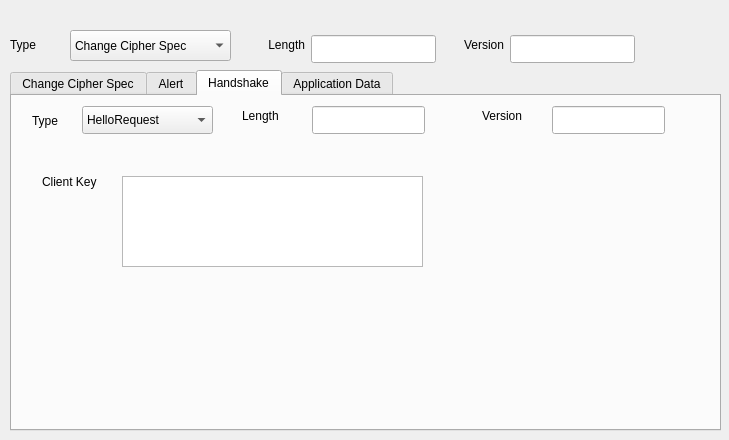
Before: the Qt Designer form common/ssl.ui in karthikbhata97/ostinato, drawn with Qt 5.
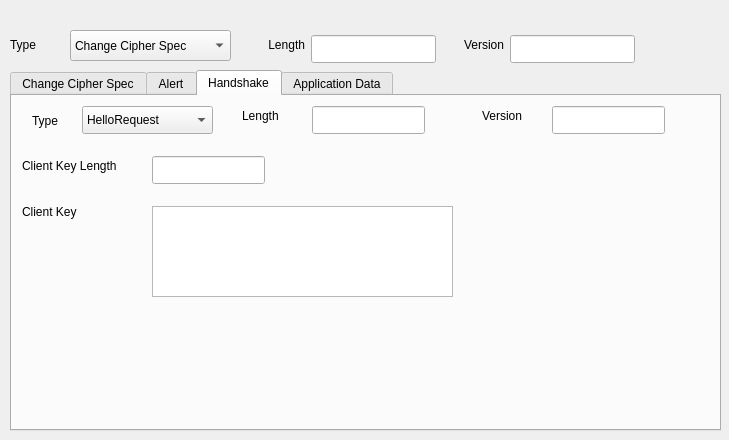
After: the same form once the commit is applied. The open tabs and pages were chosen to show the change.

Commit message: client key exchange

What changed in the file:
```diff
--- a/common/ssl.ui
+++ b/common/ssl.ui
@@ -763,8 +763,8 @@
       <widget class="QTextEdit" name="teClientKey">
        <property name="geometry">
         <rect>
-         <x>110</x>
-         <y>40</y>
+         <x>140</x>
+         <y>70</y>
          <width>301</width>
          <height>91</height>
         </rect>
@@ -773,8 +773,8 @@
       <widget class="QLabel" name="label_25">
        <property name="geometry">
         <rect>
-         <x>30</x>
-         <y>30</y>
+         <x>10</x>
+         <y>60</y>
          <width>71</width>
          <height>31</height>
         </rect>
@@ -783,6 +783,29 @@
         <string>Client Key</string>
        </property>
       </widget>
+      <widget class="QLineEdit" name="leClientKeyLen">
+       <property name="geometry">
+        <rect>
+         <x>140</x>
+         <y>20</y>
+         <width>113</width>
+         <height>28</height>
+        </rect>
+       </property>
+      </widget>
+      <widget class="QLabel" name="label_23">
+       <property name="geometry">
+        <rect>
+         <x>10</x>
+         <y>20</y>
+         <width>121</width>
+         <height>20</height>
+        </rect>
+       </property>
+       <property name="text">
+        <string>Client Key Length</string>
+       </property>
+      </widget>
      </widget>
     </widget>
    </widget>
```
Left out of the diff: 2 changed lines with no effect on the pictures. The commit also changes 3 other files.
